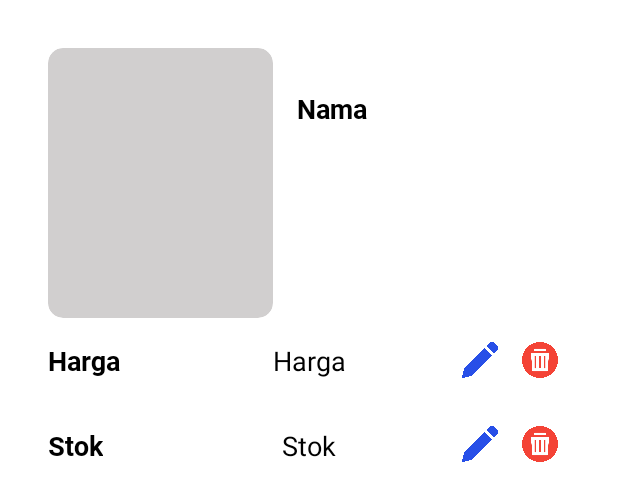
After one commit to fajarromadhon559/capstone, an Android app: the layout activity_detail_barang.xml on its own in the app's theme, with its tools: preview values and no code run, on a phone screen of 412 x 824 dp. The commit adds this screen. Shown: the top 501 px of the screen. Run offline under Robolectric (Android 15) with nearby library versions, the phone set to English and light mode, and no system bars.

Commit message:
view pedagang

```diff
--- a/app/build.gradle
+++ b/app/build.gradle
@@ -70,4 +70,5 @@ dependencies {
 
     //Utility
     implementation 'de.hdodenhof:circleimageview:3.1.0'
+
 }
--- a/app/src/main/res/layout/activity_category_detail.xml
+++ b/app/src/main/res/layout/activity_category_detail.xml
@@ -82,6 +82,6 @@
         android:layout_width="wrap_content"
         android:layout_height="wrap_content"
         android:orientation="horizontal"
-        app:layout_constraintGuide_percent="0.11" />
+        app:layout_constraintGuide_percent="0.1" />
 
 </androidx.constraintlayout.widget.ConstraintLayout>
--- /dev/null
+++ b/app/src/main/res/layout/activity_detail_barang.xml
@@ -0,0 +1,123 @@
+<?xml version="1.0" encoding="utf-8"?>
+<androidx.constraintlayout.widget.ConstraintLayout xmlns:android="http://schemas.android.com/apk/res/android"
+    xmlns:app="http://schemas.android.com/apk/res-auto"
+    xmlns:tools="http://schemas.android.com/tools"
+    android:layout_width="match_parent"
+    android:layout_height="match_parent"
+    tools:context=".view_pedagang.DetailBarang">
+
+    <androidx.cardview.widget.CardView
+        android:id="@+id/img_barang"
+        android:layout_width="150dp"
+        android:layout_height="180dp"
+        android:layout_marginStart="32dp"
+        android:layout_marginTop="32dp"
+        android:backgroundTint="@color/gray"
+        app:cardCornerRadius="10dp"
+        app:layout_constraintStart_toStartOf="parent"
+        app:layout_constraintTop_toTopOf="parent" />
+
+    <TextView
+        android:id="@+id/out_nama_barang"
+        android:layout_width="wrap_content"
+        android:layout_height="wrap_content"
+        android:layout_marginStart="16dp"
+        android:layout_marginTop="60dp"
+        android:fontFamily="@font/roboto_bold"
+        android:text="@string/inp_nama"
+        android:textColor="@color/black"
+        android:textSize="18sp"
+        app:layout_constraintStart_toEndOf="@+id/img_barang"
+        app:layout_constraintTop_toTopOf="parent" />
+
+    <TextView
+        android:id="@+id/textView6"
+        android:layout_width="wrap_content"
+        android:layout_height="wrap_content"
+        android:layout_marginStart="32dp"
+        android:layout_marginTop="16dp"
+        android:fontFamily="@font/roboto_bold"
+        android:text="@string/inp_harga"
+        android:textColor="@color/black"
+        android:textSize="18sp"
+        app:layout_constraintStart_toStartOf="parent"
+        app:layout_constraintTop_toBottomOf="@+id/img_barang" />
+
+    <TextView
+        android:id="@+id/out_harga_barang"
+        android:layout_width="wrap_content"
+        android:layout_height="wrap_content"
+        android:layout_marginTop="16dp"
+        android:text="@string/inp_harga"
+        android:textColor="@color/black"
+        android:textSize="18sp"
+        app:layout_constraintEnd_toEndOf="parent"
+        app:layout_constraintStart_toStartOf="parent"
+        app:layout_constraintTop_toBottomOf="@+id/img_barang" />
+
+    <ImageButton
+        android:id="@+id/edit_btn_barang"
+        android:layout_width="24dp"
+        android:layout_height="24dp"
+        android:layout_marginTop="16dp"
+        android:layout_marginEnd="80dp"
+        android:background="@drawable/edit_btn"
+        app:layout_constraintEnd_toEndOf="parent"
+        app:layout_constraintTop_toBottomOf="@+id/img_barang" />
+
+    <ImageButton
+        android:id="@+id/delete_btn_barang"
+        android:layout_width="24dp"
+        android:layout_height="24dp"
+        android:layout_marginTop="16dp"
+        android:layout_marginEnd="40dp"
+        android:background="@drawable/delete_btn"
+        app:layout_constraintEnd_toEndOf="parent"
+        app:layout_constraintTop_toBottomOf="@+id/img_barang" />
+
+    <TextView
+        android:id="@+id/textView7"
+        android:layout_width="wrap_content"
+        android:layout_height="wrap_content"
+        android:layout_marginStart="32dp"
+        android:layout_marginTop="32dp"
+        android:fontFamily="@font/roboto_bold"
+        android:text="@string/inp_stok"
+        android:textColor="@color/black"
+        android:textSize="18sp"
+        app:layout_constraintStart_toStartOf="parent"
+        app:layout_constraintTop_toBottomOf="@+id/textView6" />
+
+    <TextView
+        android:id="@+id/out_stok_barang"
+        android:layout_width="wrap_content"
+        android:layout_height="wrap_content"
+        android:layout_marginTop="32dp"
+        android:text="@string/inp_stok"
+        android:textColor="@color/black"
+        android:textSize="18sp"
+        app:layout_constraintEnd_toEndOf="parent"
+        app:layout_constraintStart_toStartOf="parent"
+        app:layout_constraintTop_toBottomOf="@+id/out_harga_barang" />
+
+    <ImageButton
+        android:id="@+id/edit_btn_stok"
+        android:layout_width="24dp"
+        android:layout_height="24dp"
+        android:layout_marginTop="32dp"
+        android:layout_marginEnd="80dp"
+        android:background="@drawable/edit_btn"
+        app:layout_constraintEnd_toEndOf="parent"
+        app:layout_constraintTop_toBottomOf="@+id/edit_btn_barang" />
+
+    <ImageButton
+        android:id="@+id/delete_btn_stok"
+        android:layout_width="24dp"
+        android:layout_height="24dp"
+        android:layout_marginTop="32dp"
+        android:layout_marginEnd="40dp"
+        android:background="@drawable/delete_btn"
+        app:layout_constraintEnd_toEndOf="parent"
+        app:layout_constraintTop_toBottomOf="@+id/delete_btn_barang" />
+
+</androidx.constraintlayout.widget.ConstraintLayout>
--- a/app/src/main/res/layout/best_seller_items.xml
+++ b/app/src/main/res/layout/best_seller_items.xml
@@ -5,7 +5,7 @@
     xmlns:app="http://schemas.android.com/apk/res-auto"
     android:layout_marginStart="10dp"
     android:layout_marginEnd="5dp"
-    app:cardCornerRadius="15dp"
+    app:cardCornerRadius="10dp"
     android:layout_gravity="center"
     android:backgroundTint="@color/gray">
 
```
Also changed, not shown: app/src/main/AndroidManifest.xml (+10 -3 lines), app/src/main/java/com/example/capstonepesaing/view_pedagang/DetailBarang.kt (added, +11 -0 lines), app/src/main/java/com/example/capstonepesaing/view_pedagang/InputBarang.kt (added, +24 -0 lines), app/src/main/java/com/example/capstonepesaing/view_pedagang/MainVP.kt (added, +12 -0 lines), app/src/main/res/layout/activity_input_barang.xml (added, +43 -0 lines), app/src/main/res/layout/activity_login_user.xml (+10 -0 lines), app/src/main/res/layout/activity_main_vp.xml (added, +66 -0 lines), app/src/main/res/values/strings.xml (+19 -0 lines), app/src/main/res/drawable-mdpi/delete_btn.png (added), app/src/main/res/drawable-mdpi/edit_btn.png (added).
